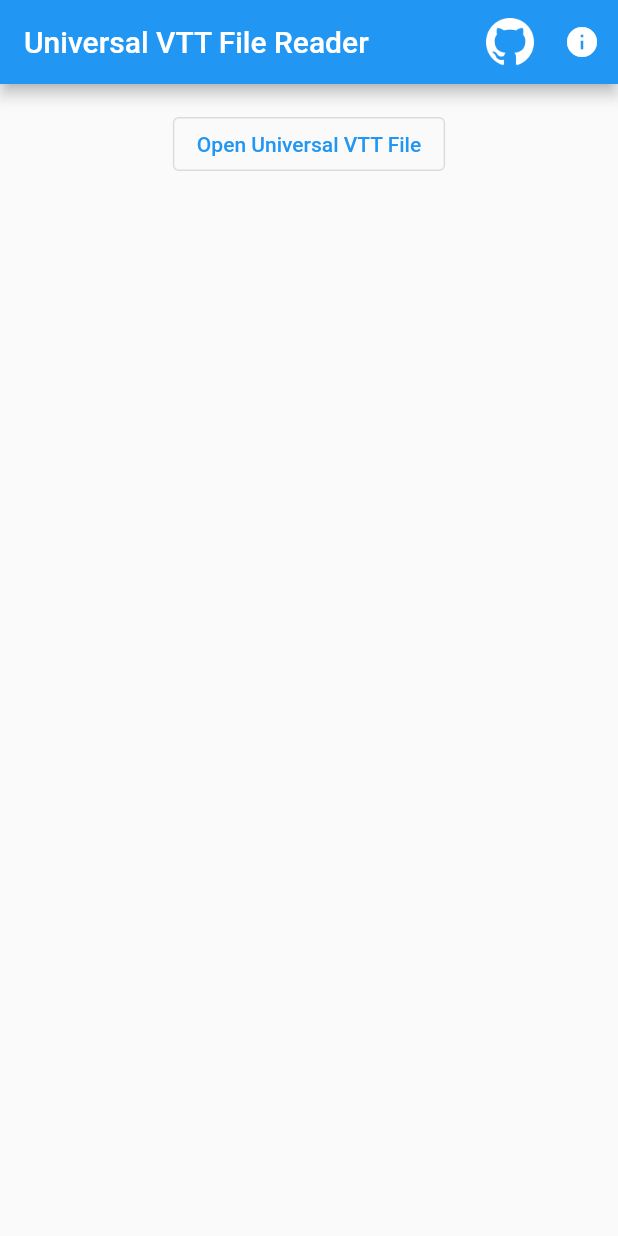
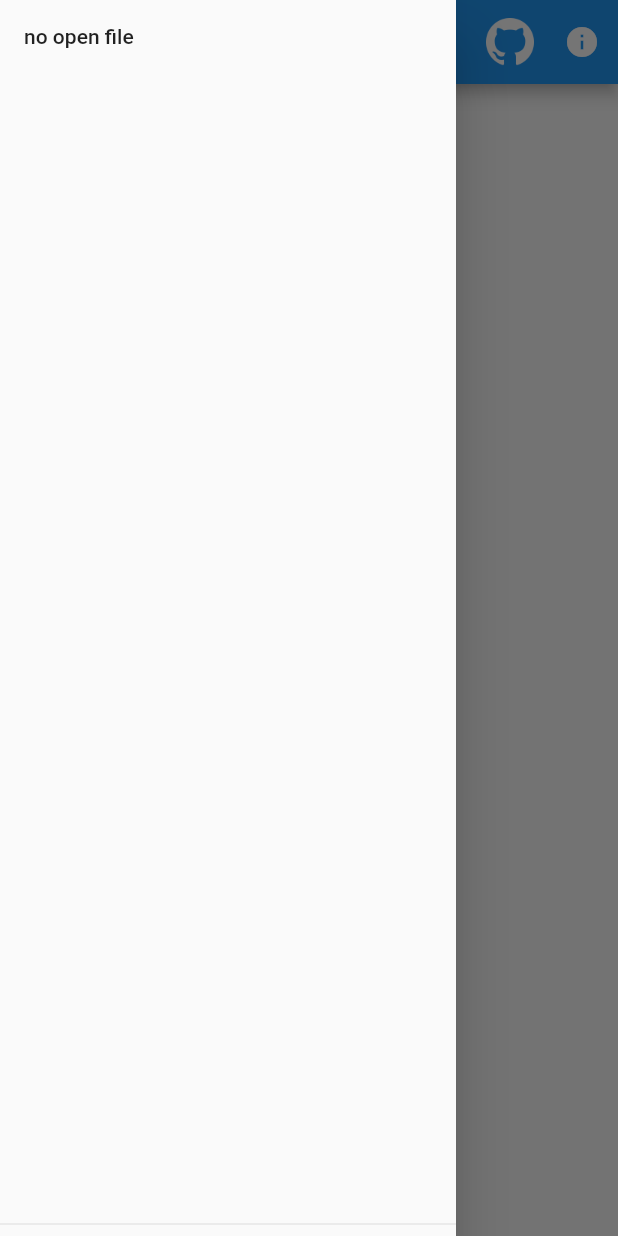
Before and after one commit to csells/uvtt, a Flutter app: the screen it shows after launch, with the side drawer open (before the commit the screen has no drawer), on a phone screen of 412 x 824 dp. Run offline on Flutter 3.47's test engine with Material 2 defaults, Android fonts, the phone set to English and light mode, and no system bars; our stand-ins replace package_info_plus; missing offline and left inert: file_selector.

Commit message:
initial metadata

```diff
--- a/lib/main.dart
+++ b/lib/main.dart
@@ -30,7 +30,7 @@ class HomePage extends StatefulWidget {
 }
 
 class _HomePageState extends State<HomePage> {
-  Uint8List? _image;
+  UniversalVttFile? _file;
   String? _error;
 
   @override
@@ -51,6 +51,36 @@ class _HomePageState extends State<HomePage> {
             ),
           ],
         ),
+        drawer: Drawer(
+          child: _error == null && _file != null
+              ? Padding(
+                  padding: const EdgeInsets.all(8.0),
+                  child: ListView(
+                    children: [
+                      DrawerHeader(
+                        padding: const EdgeInsets.all(0),
+                        child: SelectableText(_file!.filename),
+                      ),
+                      SelectableText('format: ${_file!.format}'),
+                      SelectableText(
+                        'software: ${_file!.software.isNotEmpty ? _file!.software : 'unknown'}',
+                      ),
+                      SelectableText(
+                        'creator: ${_file!.creator.isNotEmpty ? _file!.creator : 'unknown'}',
+                      ),
+                      SelectableText(
+                        'map size: ${_file!.resolution.mapSize.x} x ${_file!.resolution.mapSize.y} (squares)',
+                      ),
+                      SelectableText(
+                        'square size: ${_file!.resolution.pixelsPerGrid} x ${_file!.resolution.pixelsPerGrid} (pixels)',
+                      ),
+                    ],
+                  ),
+                )
+              : const DrawerHeader(
+                  child: Text('no open file'),
+                ),
+        ),
         body: Column(
           children: [
             Center(
@@ -63,7 +93,7 @@ class _HomePageState extends State<HomePage> {
                       onPressed: _onOpenFile,
                       child: const Text('Open Universal VTT File'),
                     ),
-                    if (_image != null)
+                    if (_file != null)
                       OutlinedButton(
                         onPressed: _onExtractImage,
                         child: const Text('Extract Image'),
@@ -82,12 +112,12 @@ class _HomePageState extends State<HomePage> {
                   ),
                 ),
               ),
-            if (_error == null && _image != null)
+            if (_error == null && _file != null)
               Expanded(
                 child: Center(
                   child: Padding(
                     padding: const EdgeInsets.all(8.0),
-                    child: Image.memory(_image!),
+                    child: Image.memory(_file!.imageBytes),
                   ),
                 ),
               ),
@@ -107,15 +137,22 @@ class _HomePageState extends State<HomePage> {
 
     try {
       final json = await file.readAsString();
-      final uvtt = UniversalVttFile.fromRawJson(json);
       setState(() {
         _error = null;
-        _image = base64Decode(uvtt.image);
+        _file = UniversalVttFile.fromRawJsonFile(
+          filename: file.name,
+          rawJson: json,
+        );
+
+        // check the image data so we get an error now instead of later
+        final bytes = _file!.imageBytes;
+        // ignore: avoid_print
+        print(bytes[0]); // avoid the optimizer
       });
     } on Exception catch (ex) {
       setState(() {
         _error = ex.toString();
-        _image = null;
+        _file = null;
       });
     }
   }
@@ -149,7 +186,11 @@ class _HomePageState extends State<HomePage> {
     if (path == null) return;
 
     const mimeType = "image/png";
-    final file = XFile.fromData(_image!, name: name, mimeType: mimeType);
+    final file = XFile.fromData(
+      _file!.imageBytes,
+      name: name,
+      mimeType: mimeType,
+    );
     await file.saveTo(path);
   }
 }
--- a/lib/universal_vtt_file.dart
+++ b/lib/universal_vtt_file.dart
@@ -4,9 +4,11 @@
 //     final universalVttFile = UniversalVttFile.fromRawJson(jsonString);
 
 import 'dart:convert';
+import 'dart:typed_data';
 
 class UniversalVttFile {
   UniversalVttFile({
+    required this.filename,
     required this.format,
     required this.resolution,
     required this.lineOfSight,
@@ -14,8 +16,11 @@ class UniversalVttFile {
     required this.lights,
     required this.environment,
     required this.image,
+    required this.software,
+    required this.creator,
   });
 
+  final String filename;
   final double format;
   final Resolution resolution;
   final List<List<MapOrigin>> lineOfSight;
@@ -23,14 +28,24 @@ class UniversalVttFile {
   final List<Light> lights;
   final Environment environment;
   final String image;
+  final String software;
+  final String creator;
+  Uint8List? _imageBytes;
 
-  factory UniversalVttFile.fromRawJson(String str) =>
-      UniversalVttFile.fromJson(json.decode(str));
+  factory UniversalVttFile.fromRawJsonFile({
+    required String filename,
+    required String rawJson,
+  }) =>
+      UniversalVttFile.fromJson(json.decode(rawJson), filename: filename);
 
   String toRawJson() => json.encode(toJson());
 
-  factory UniversalVttFile.fromJson(Map<String, dynamic> json) =>
+  factory UniversalVttFile.fromJson(
+    Map<String, dynamic> json, {
+    String filename = '',
+  }) =>
       UniversalVttFile(
+        filename: filename,
         format: json['format'].toDouble(),
         resolution: Resolution.fromJson(json['resolution']),
         lineOfSight: List<List<MapOrigin>>.from(json['line_of_sight'].map(
@@ -40,10 +55,14 @@ class UniversalVttFile {
         lights: List<Light>.from(json['lights'].map((x) => Light.fromJson(x))),
         environment: Environment.fromJson(json['environment']),
         image: json['image'],
+        software: json['software'] ?? "",
+        creator: json['creator'] ?? "",
       );
 
   Map<String, dynamic> toJson() => {
         'format': format,
+        'software': software,
+        'creator': creator,
         'resolution': resolution.toJson(),
         'line_of_sight': List<dynamic>.from(lineOfSight
             .map((x) => List<dynamic>.from(x.map((x) => x.toJson())))),
@@ -52,6 +71,8 @@ class UniversalVttFile {
         'environment': environment.toJson(),
         'image': image,
       };
+
+  Uint8List get imageBytes => _imageBytes ??= base64Decode(image);
 }
 
 class Environment {
@@ -70,7 +91,7 @@ class Environment {
 
   factory Environment.fromJson(Map<String, dynamic> json) => Environment(
         bakedLighting: json['baked_lighting'],
-        ambientLight: json['ambient_light'],
+        ambientLight: json['ambient_light'] ?? '',
       );
 
   Map<String, dynamic> toJson() => {
--- a/pubspec.yaml
+++ b/pubspec.yaml
@@ -1,7 +1,7 @@
 name: uvtt
 description: Universal VTT File reader
 publish_to: 'none'
-version: 0.5.0
+version: 0.6.0
 
 environment:
   sdk: ">=2.17.0-266.7.beta <3.0.0"
```
Also changed, not shown: 2 other files.
